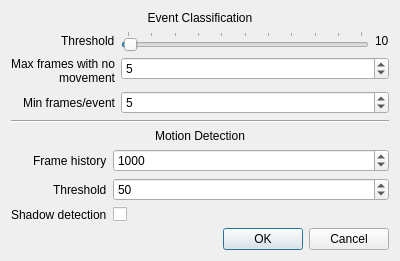
Above: application/ui/splitdialog.ui from BioFoV/BioFoV before the change. Below: the same form after it.
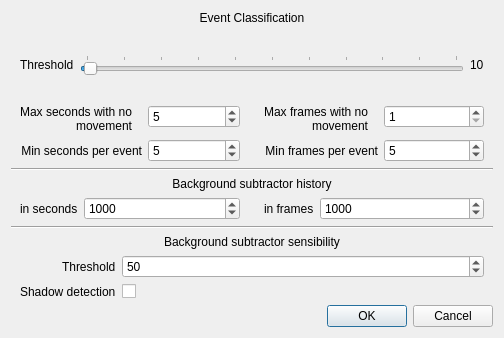
That is the form after the change.

Commit message: Event detector with input in frames and seconds.

Diff of the .ui file:
```diff
--- a/application/ui/splitdialog.ui
+++ b/application/ui/splitdialog.ui
@@ -6,8 +6,8 @@
    <rect>
     <x>0</x>
     <y>0</y>
-    <width>400</width>
-    <height>257</height>
+    <width>504</width>
+    <height>338</height>
    </rect>
   </property>
   <property name="sizePolicy">
@@ -49,13 +49,13 @@
        <set>Qt::AlignLeading|Qt::AlignLeft|Qt::AlignVCenter</set>
       </property>
       <property name="leftMargin">
-       <number>0</number>
+       <number>9</number>
       </property>
       <property name="topMargin">
        <number>0</number>
       </property>
       <property name="rightMargin">
-       <number>0</number>
+       <number>9</number>
       </property>
       <property name="bottomMargin">
        <number>0</number>
@@ -120,44 +120,147 @@
         </layout>
        </widget>
       </item>
-      <item row="2" column="0">
-       <widget class="QLabel" name="label_2">
-        <property name="text">
-         <string>Max frames with no movement</string>
-        </property>
-        <property name="alignment">
-         <set>Qt::AlignRight|Qt::AlignTrailing|Qt::AlignVCenter</set>
-        </property>
-        <property name="wordWrap">
-         <bool>true</bool>
-        </property>
+     </layout>
+    </widget>
+   </item>
+   <item>
+    <widget class="QWidget" name="widget_5" native="true">
+     <layout class="QHBoxLayout" name="horizontalLayout_2">
+      <property name="leftMargin">
+       <number>0</number>
+      </property>
+      <property name="topMargin">
+       <number>0</number>
+      </property>
+      <property name="rightMargin">
+       <number>0</number>
+      </property>
+      <property name="bottomMargin">
+       <number>0</number>
+      </property>
+      <item>
+       <widget class="QWidget" name="widget_6" native="true">
+        <layout class="QFormLayout" name="formLayout_4">
+         <property name="topMargin">
+          <number>0</number>
+         </property>
+         <property name="bottomMargin">
+          <number>0</number>
+         </property>
+         <item row="0" column="0">
+          <widget class="QLabel" name="label_4">
+           <property name="text">
+            <string>Max seconds with no movement</string>
+           </property>
+           <property name="alignment">
+            <set>Qt::AlignRight|Qt::AlignTrailing|Qt::AlignVCenter</set>
+           </property>
+           <property name="wordWrap">
+            <bool>true</bool>
+           </property>
+          </widget>
+         </item>
+         <item row="0" column="1">
+          <widget class="QSpinBox" name="maxseconds">
+           <property name="maximum">
+            <number>100000</number>
+           </property>
+           <property name="value">
+            <number>5</number>
+           </property>
+          </widget>
+         </item>
+         <item row="1" column="0">
+          <widget class="QLabel" name="label_7">
+           <property name="text">
+            <string>Min seconds per event</string>
+           </property>
+           <property name="alignment">
+            <set>Qt::AlignRight|Qt::AlignTrailing|Qt::AlignVCenter</set>
+           </property>
+           <property name="wordWrap">
+            <bool>true</bool>
+           </property>
+          </widget>
+         </item>
+         <item row="1" column="1">
+          <widget class="QSpinBox" name="minseconds">
+           <property name="minimum">
+            <number>0</number>
+           </property>
+           <property name="maximum">
+            <number>100000</number>
+           </property>
+           <property name="value">
+            <number>5</number>
+           </property>
+          </widget>
+         </item>
+        </layout>
        </widget>
       </item>
-      <item row="2" column="1">
-       <widget class="QSpinBox" name="maxframes">
-        <property name="value">
-         <number>5</number>
-        </property>
-       </widget>
-      </item>
-      <item row="3" column="0">
-       <widget class="QLabel" name="label_3">
-        <property name="text">
-         <string>Min frames/event</string>
-        </property>
-        <property name="alignment">
-         <set>Qt::AlignRight|Qt::AlignTrailing|Qt::AlignVCenter</set>
-        </property>
-        <property name="wordWrap">
-         <bool>true</bool>
-        </property>
-       </widget>
-      </item>
-      <item row="3" column="1">
-       <widget class="QSpinBox" name="minframes">
-        <property name="value">
-         <number>5</number>
-        </property>
+      <item>
+       <widget class="QWidget" name="widget_4" native="true">
+        <layout class="QFormLayout" name="formLayout_3">
+         <property name="topMargin">
+          <number>0</number>
+         </property>
+         <property name="bottomMargin">
+          <number>0</number>
+         </property>
+         <item row="0" column="0">
+          <widget class="QLabel" name="label_2">
+           <property name="text">
+            <string>Max frames with no movement</string>
+           </property>
+           <property name="alignment">
+            <set>Qt::AlignRight|Qt::AlignTrailing|Qt::AlignVCenter</set>
+           </property>
+           <property name="wordWrap">
+            <bool>true</bool>
+           </property>
+          </widget>
+         </item>
+         <item row="1" column="0">
+          <widget class="QLabel" name="label_3">
+           <property name="text">
+            <string>Min frames per event</string>
+           </property>
+           <property name="alignment">
+            <set>Qt::AlignRight|Qt::AlignTrailing|Qt::AlignVCenter</set>
+           </property>
+           <property name="wordWrap">
+            <bool>true</bool>
+           </property>
+          </widget>
+         </item>
+         <item row="0" column="1">
+          <widget class="QSpinBox" name="maxframes">
+           <property name="minimum">
+            <number>1</number>
+           </property>
+           <property name="maximum">
+            <number>100000</number>
+           </property>
+           <property name="value">
+            <number>1</number>
+           </property>
+          </widget>
+         </item>
+         <item row="1" column="1">
+          <widget class="QSpinBox" name="minframes">
+           <property name="minimum">
+            <number>1</number>
+           </property>
+           <property name="maximum">
+            <number>100000</number>
+           </property>
+           <property name="value">
+            <number>5</number>
+           </property>
+          </widget>
+         </item>
+        </layout>
        </widget>
       </item>
      </layout>
@@ -173,7 +276,109 @@
    <item>
     <widget class="QLabel" name="label_6">
      <property name="text">
-      <string>Motion Detection</string>
+      <string>Background subtractor history</string>
+     </property>
+     <property name="alignment">
+      <set>Qt::AlignCenter</set>
+     </property>
+    </widget>
+   </item>
+   <item>
+    <widget class="QWidget" name="widget_7" native="true">
+     <layout class="QHBoxLayout" name="horizontalLayout_3">
+      <property name="leftMargin">
+       <number>0</number>
+      </property>
+      <property name="topMargin">
+       <number>0</number>
+      </property>
+      <property name="rightMargin">
+       <number>0</number>
+      </property>
+      <property name="bottomMargin">
+       <number>0</number>
+      </property>
+      <item>
+       <widget class="QWidget" name="widget_9" native="true">
+        <layout class="QFormLayout" name="formLayout_6">
+         <property name="topMargin">
+          <number>0</number>
+         </property>
+         <property name="bottomMargin">
+          <number>0</number>
+         </property>
+         <item row="0" column="0">
+          <widget class="QLabel" name="labelHistory_2">
+           <property name="text">
+            <string>in seconds</string>
+           </property>
+          </widget>
+         </item>
+         <item row="0" column="1">
+          <widget class="QSpinBox" name="historyseconds">
+           <property name="minimum">
+            <number>1</number>
+           </property>
+           <property name="maximum">
+            <number>1000000</number>
+           </property>
+           <property name="value">
+            <number>1000</number>
+           </property>
+          </widget>
+         </item>
+        </layout>
+       </widget>
+      </item>
+      <item>
+       <widget class="QWidget" name="widget_8" native="true">
+        <layout class="QFormLayout" name="formLayout_5">
+         <property name="fieldGrowthPolicy">
+          <enum>QFormLayout::AllNonFixedFieldsGrow</enum>
+         </property>
+         <property name="topMargin">
+          <number>0</number>
+         </property>
+         <property name="bottomMargin">
+          <number>0</number>
+         </property>
+         <item row="0" column="0">
+          <widget class="QLabel" name="labelHistory">
+           <property name="text">
+            <string>in frames</string>
+           </property>
+          </widget>
+         </item>
+         <item row="0" column="1">
+          <widget class="QSpinBox" name="historyframes">
+           <property name="minimum">
+            <number>1</number>
+           </property>
+           <property name="maximum">
+            <number>1000000</number>
+           </property>
+           <property name="value">
+            <number>1000</number>
+           </property>
+          </widget>
+         </item>
+        </layout>
+       </widget>
+      </item>
+     </layout>
+    </widget>
+   </item>
+   <item>
+    <widget class="Line" name="line_2">
+     <property name="orientation">
+      <enum>Qt::Horizontal</enum>
+     </property>
+    </widget>
+   </item>
+   <item>
+    <widget class="QLabel" name="label_8">
+     <property name="text">
+      <string>Background subtractor sensibility</string>
      </property>
      <property name="alignment">
       <set>Qt::AlignCenter</set>
@@ -183,6 +388,9 @@
    <item>
     <widget class="QWidget" name="widget_3" native="true">
      <layout class="QFormLayout" name="formLayout_2">
+      <property name="fieldGrowthPolicy">
+       <enum>QFormLayout::AllNonFixedFieldsGrow</enum>
+      </property>
       <property name="labelAlignment">
        <set>Qt::AlignRight|Qt::AlignTrailing|Qt::AlignVCenter</set>
       </property>
@@ -190,59 +398,39 @@
        <set>Qt::AlignLeading|Qt::AlignLeft|Qt::AlignVCenter</set>
       </property>
       <property name="leftMargin">
-       <number>0</number>
+       <number>9</number>
       </property>
       <property name="topMargin">
        <number>0</number>
       </property>
       <property name="rightMargin">
-       <number>0</number>
+       <number>9</number>
       </property>
       <property name="bottomMargin">
        <number>0</number>
       </property>
       <item row="0" column="0">
-       <widget class="QLabel" name="labelHistory">
-        <property name="text">
-         <string>Frame history</string>
-        </property>
-       </widget>
-      </item>
-      <item row="1" column="0">
        <widget class="QLabel" name="labelThreshold">
         <property name="text">
          <string>Threshold</string>
         </property>
        </widget>
       </item>
-      <item row="2" column="0">
+      <item row="0" column="1">
+       <widget class="QSpinBox" name="varThreshold">
+        <property name="value">
+         <number>50</number>
+        </property>
+       </widget>
+      </item>
+      <item row="1" column="0">
        <widget class="QLabel" name="labelShadow">
         <property name="text">
          <string>Shadow detection</string>
         </property>
        </widget>
       </item>
-      <item row="0" column="1">
-       <widget class="QSpinBox" name="history">
-        <property name="minimum">
-         <number>1</number>
-        </property>
-        <property name="maximum">
-         <number>1000000</number>
-        </property>
-        <property name="value">
-         <number>1000</number>
-        </property>
-       </widget>
-      </item>
       <item row="1" column="1">
-       <widget class="QSpinBox" name="varThreshold">
-        <property name="value">
-         <number>50</number>
-        </property>
-       </widget>
-      </item>
-      <item row="2" column="1">
        <widget class="QCheckBox" name="bShadowDetection">
         <property name="text">
          <string/>
```
The commit also changes 2 other files.
